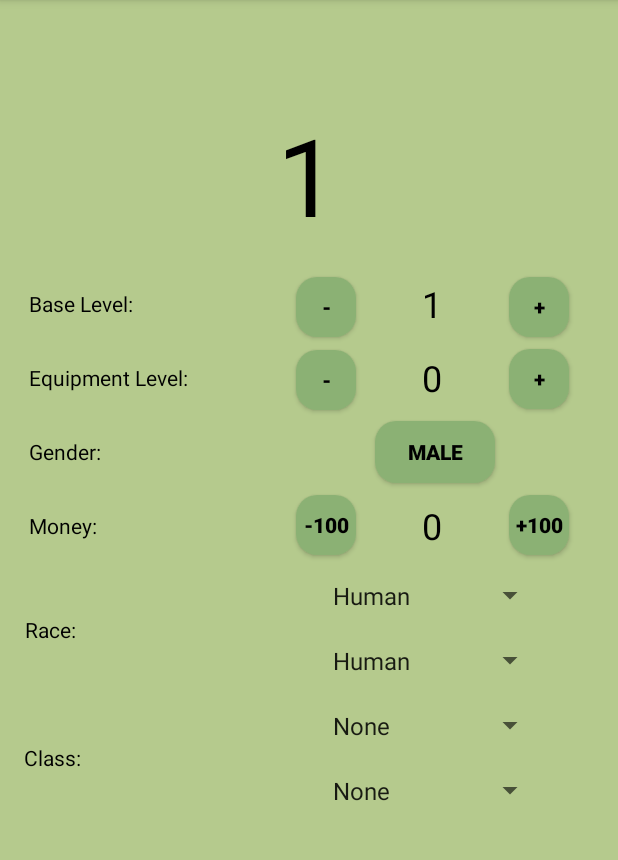
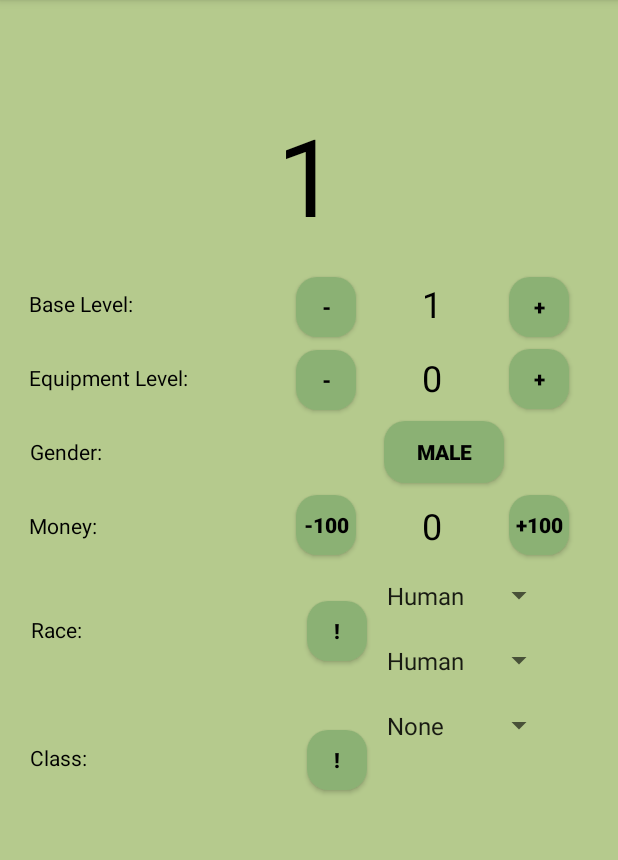
Before and after one commit to halvardssm/munchkin-buddy, an Android app: the screen it shows after launch (MainActivity), on a phone screen of 412 x 824 dp, the part 84-944 px from its top. Run offline under Robolectric (Android 15) with nearby library versions, the phone set to English and light mode, and no system bars.

Commit message:
Added toggleability to spinners

```diff
--- a/app/src/main/java/com/simplyundoable/munchkinbuddy/MainActivity.kt
+++ b/app/src/main/java/com/simplyundoable/munchkinbuddy/MainActivity.kt
@@ -5,10 +5,14 @@ import android.view.Menu
 import android.view.MenuItem
 import android.view.View
 import android.widget.ArrayAdapter
+import android.widget.LinearLayout
 import android.widget.Spinner
 import android.widget.TextView
 import androidx.appcompat.app.AppCompatActivity
 import kotlinx.android.synthetic.main.activity_main.*
+import android.view.ViewGroup.MarginLayoutParams
+
+
 
 class MainActivity : AppCompatActivity() {
 
@@ -265,4 +269,27 @@ class MainActivity : AppCompatActivity() {
             showMoneyLevelUpView.visibility = View.INVISIBLE
         }
     }
+
+    fun raceMunchToggle(view: View) {
+        // Get the text view
+        val showRaceView = findViewById<Spinner>(R.id.raceSecond)
+
+        if (showRaceView.visibility == View.INVISIBLE) {
+            showRaceView.visibility = View.VISIBLE
+        } else {
+            showRaceView.visibility = View.INVISIBLE
+        }
+    }
+
+    fun classMunchToggle(view: View) {
+        // Get the text view
+        val showRaceView = findViewById<Spinner>(R.id.raceSecond)
+        val showClassView = findViewById<Spinner>(R.id.classSecond)
+
+        if (showClassView.visibility == View.INVISIBLE) {
+            showClassView.visibility = View.VISIBLE
+        } else {
+            showClassView.visibility = View.INVISIBLE
+        }
+    }
 }
--- a/app/src/main/res/layout/content_main.xml
+++ b/app/src/main/res/layout/content_main.xml
@@ -22,17 +22,16 @@
             android:layout_marginEnd="8dp" app:layout_constraintEnd_toStartOf="@+id/classMain"
             app:layout_constraintHorizontal_bias="0.106"/>
     <Spinner
-            android:layout_width="150dp"
+            android:layout_width="120dp"
             android:layout_height="35dp" android:id="@+id/classMain"
-            android:layout_marginTop="8dp"
-            app:layout_constraintTop_toBottomOf="@+id/raceSecond"
-            app:layout_constraintEnd_toEndOf="parent" android:layout_marginEnd="48dp"/>
+            app:layout_constraintEnd_toEndOf="parent" android:layout_marginEnd="42dp"
+            android:layout_marginTop="51dp" app:layout_constraintTop_toBottomOf="@+id/raceMain"/>
     <Spinner
-            android:layout_width="150dp"
+            android:layout_width="120dp"
             android:layout_height="35dp" android:id="@+id/classSecond"
             android:layout_marginTop="8dp"
             app:layout_constraintTop_toBottomOf="@+id/classMain" app:layout_constraintEnd_toEndOf="parent"
-            android:layout_marginEnd="48dp"/>
+            android:layout_marginEnd="42dp" android:visibility="invisible"/>
     <TextView
             android:layout_width="154dp"
             android:layout_height="99dp"
@@ -157,7 +156,7 @@
             android:textStyle="bold"
             android:textColor="@color/buttonColor" app:layout_constraintTop_toBottomOf="@+id/equipLevel"
             android:layout_marginBottom="8dp" app:layout_constraintBottom_toBottomOf="parent"
-            android:background="@drawable/rounded_button" android:layout_marginTop="8dp" android:layout_marginEnd="82dp"
+            android:background="@drawable/rounded_button" android:layout_marginTop="8dp" android:layout_marginEnd="76dp"
             app:layout_constraintEnd_toEndOf="parent" app:layout_constraintVertical_bias="0.0"/>
     <TextView
             android:text="@string/moneyAmount"
@@ -191,14 +190,14 @@
             android:textColor="@color/buttonColor"
             android:layout_marginTop="8dp"
             app:layout_constraintTop_toBottomOf="@+id/genderButton"
-            android:layout_marginEnd="16dp" app:layout_constraintEnd_toStartOf="@+id/moneySub2"
+            android:layout_marginEnd="16dp" app:layout_constraintEnd_toStartOf="@+id/moneySub"
             android:textSize="12sp" android:visibility="invisible"/>
     <Button
             android:text="@string/moneySub"
             android:onClick="moneyDecrement"
             android:textStyle="bold"
             android:layout_width="40dp"
-            android:layout_height="40dp" android:id="@+id/moneySub2"
+            android:layout_height="40dp" android:id="@+id/moneySub"
             android:layout_marginBottom="8dp"
             app:layout_constraintVertical_bias="0.0"
             app:layout_constraintBottom_toBottomOf="parent"
@@ -207,6 +206,34 @@
             android:layout_marginTop="8dp"
             app:layout_constraintTop_toBottomOf="@+id/genderButton"
             android:layout_marginEnd="16dp" app:layout_constraintEnd_toStartOf="@+id/money"/>
+    <Button
+            android:text="@string/classMunch"
+            android:onClick="classMunchToggle"
+            android:textStyle="bold"
+            android:layout_width="40dp"
+            android:layout_height="40dp" android:id="@+id/classMunch"
+            android:background="@drawable/rounded_button"
+            android:textColor="@color/buttonColor"
+            app:layout_constraintStart_toEndOf="@+id/classText"
+            android:layout_marginStart="8dp"
+            android:layout_marginBottom="8dp"
+            app:layout_constraintBottom_toTopOf="@+id/classSecond"
+            app:layout_constraintTop_toBottomOf="@+id/classMain"
+            app:layout_constraintVertical_bias="0.375" android:layout_marginEnd="5dp"
+            app:layout_constraintEnd_toStartOf="@+id/classSecond" app:layout_constraintHorizontal_bias="1.0"/>
+    <Button
+            android:text="@string/raceMunch"
+            android:onClick="raceMunchToggle"
+            android:textStyle="bold"
+            android:layout_width="40dp"
+            android:layout_height="40dp" android:id="@+id/raceMunch"
+            android:background="@drawable/rounded_button"
+            android:textColor="@color/buttonColor"
+            android:layout_marginTop="8dp"
+            app:layout_constraintTop_toBottomOf="@+id/raceMain" app:layout_constraintBottom_toTopOf="@+id/raceSecond"
+            app:layout_constraintStart_toEndOf="@+id/raceText" android:layout_marginStart="8dp"
+            android:layout_marginEnd="5dp" app:layout_constraintEnd_toStartOf="@+id/raceSecond"
+            app:layout_constraintHorizontal_bias="1.0" app:layout_constraintVertical_bias="0.55"/>
     <Button
             android:text="@string/moneyAdd"
             android:onClick="moneyIncrement"
@@ -234,16 +261,16 @@
             android:layout_marginEnd="8dp" app:layout_constraintEnd_toStartOf="@+id/raceMain"
             app:layout_constraintHorizontal_bias="0.111"/>
     <Spinner
-            android:layout_width="150dp"
+            android:layout_width="120dp"
             android:layout_height="35dp" android:id="@+id/raceSecond"
             android:layout_marginTop="8dp"
             app:layout_constraintTop_toBottomOf="@+id/raceMain" app:layout_constraintEnd_toEndOf="parent"
-            android:layout_marginEnd="48dp"/>
+            android:layout_marginEnd="42dp" android:visibility="visible"/>
     <Spinner
-            android:layout_width="150dp"
+            android:layout_width="120dp"
             android:layout_height="35dp" android:id="@+id/raceMain"
             android:layout_marginTop="8dp"
             app:layout_constraintTop_toBottomOf="@+id/money"
-            app:layout_constraintEnd_toEndOf="parent" android:layout_marginEnd="48dp"/>
+            app:layout_constraintEnd_toEndOf="parent" android:layout_marginEnd="42dp"/>
 
 </androidx.constraintlayout.widget.ConstraintLayout>
--- a/app/src/main/res/values/strings.xml
+++ b/app/src/main/res/values/strings.xml
@@ -13,11 +13,8 @@
     <string name="moneyAdd">+100</string>
     <string name="moneySub">-100</string>
 
+    <string name="raceMunch">!</string>
     <string name="playerRace">Race:</string>
-    <string name="raceHuman">Human</string>
-    <string name="raceDwarf">Dwarf</string>
-    <string name="raceElf">Elf</string>
-    <string name="raceHalfling">Halfling</string>
     <string-array name="race_array">
         <item>Human</item>
         <item>Dwarf</item>
@@ -25,6 +22,7 @@
         <item>Halfling</item>
     </string-array>
 
+    <string name="classMunch">!</string>
     <string name="playerClass">Class:</string>
     <string-array name="class_array">
         <item>None</item>
```
